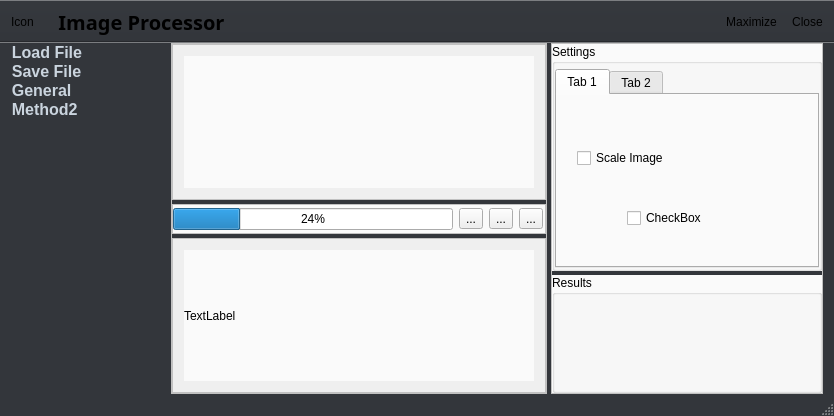
Above: ImageProcessor/mainwindow.ui from gitdev1234/ImageProcessor before the change. Below: the same form after it.
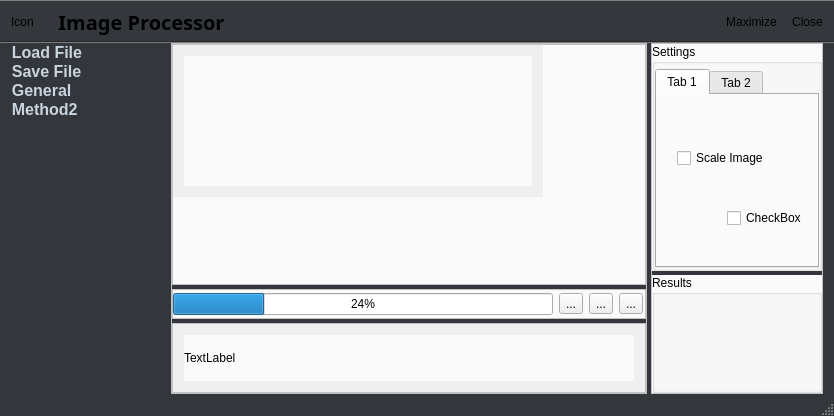
That is the form after the change. Icons and pictures are not drawn.

```diff
--- a/ImageProcessor/mainwindow.ui
+++ b/ImageProcessor/mainwindow.ui
@@ -180,8 +180,14 @@
            <enum>Qt::Vertical</enum>
           </property>
           <widget class="QScrollArea" name="scrollArea_3">
+           <property name="sizePolicy">
+            <sizepolicy hsizetype="Expanding" vsizetype="Expanding">
+             <horstretch>0</horstretch>
+             <verstretch>0</verstretch>
+            </sizepolicy>
+           </property>
            <property name="widgetResizable">
-            <bool>true</bool>
+            <bool>false</bool>
            </property>
            <widget class="QWidget" name="scrollAreaWidgetContents_3">
             <property name="geometry">
@@ -195,6 +201,12 @@
             <layout class="QVBoxLayout" name="verticalLayout_4">
              <item>
               <widget class="QLabel" name="label">
+               <property name="maximumSize">
+                <size>
+                 <width>16777215</width>
+                 <height>16777215</height>
+                </size>
+               </property>
                <property name="text">
                 <string/>
                </property>
```
Left out of the diff: 6 changed lines with no effect on the pictures.
